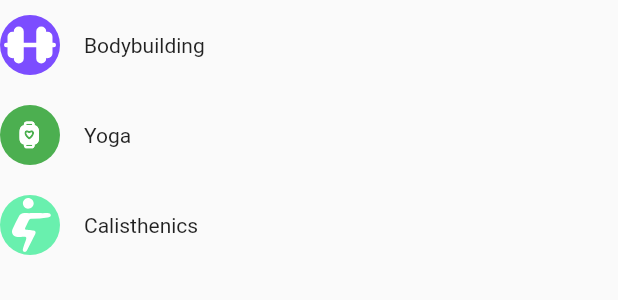
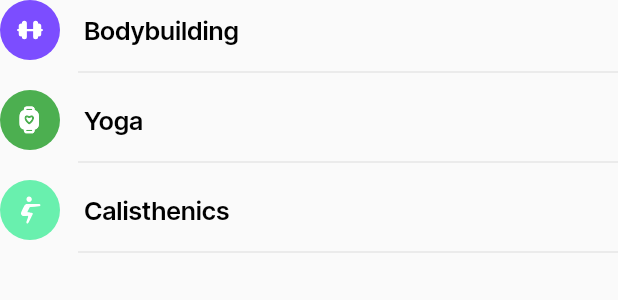
Before and after one commit to PiotrKlis/perso, a Flutter app: the PersoTrainingCategoryList widget shown alone on an empty page, opened directly, on a phone screen of 412 x 824 dp. Shown: the top 300 px of the screen. Run offline on Flutter 3.47's test engine with Material 2 defaults, Android fonts, the phone set to English and light mode, and no system bars; drawn by our look-alikes of flutter_platform_widgets; our stand-ins replace flutter_svg, freezed_annotation, get_it, go_router, injectable; generated files the repository leaves out were written again.

Commit message:
categories finished

```diff
--- a/lib/app/home/home_screen.dart
+++ b/lib/app/home/home_screen.dart
@@ -58,7 +58,7 @@ class HomeScreen extends StatelessWidget {
             ),
           ),
           Container(
-              margin: const EdgeInsets.only(left: Dimens.normalMargin),
+              margin: const EdgeInsets.only(left: Dimens.normalMargin, top: Dimens.bigMargin),
               child: const PersoTrainingCategoryList(rowNumber: Constants.trainingCategoryShortListNumber)),
           SizedBox(
             height: 300,
--- a/lib/app/model/training_category/training_category.dart
+++ b/lib/app/model/training_category/training_category.dart
@@ -1,4 +1,5 @@
 import 'package:Perso/app/model/training_category/training_category_icon.dart';
+import 'package:Perso/app/utils/theme_text.dart';
 import 'package:Perso/app/widgets/perso_training_category_icon.dart';
 import 'package:flutter/material.dart';
 import 'package:flutter_svg/flutter_svg.dart';
@@ -17,43 +18,50 @@ List<TrainingCategory> dummyTrainingCategories = [
   TrainingCategory(
       persoCategoryIcon: PersoTrainingCategoryIcon(
           trainingCategoryIcon: TrainingCategoryIcon(
-              icon: SvgPicture.asset("assets/images/bodybuilding.svg"),
+              icon: SvgPicture.asset("assets/images/bodybuilding.svg",
+                  fit: BoxFit.none),
               color: Colors.deepPurpleAccent)),
-      text: const Text("Bodybuilding")),
+      text: Text("Bodybuilding", style: ThemeText.bodyBoldBlackText)),
   TrainingCategory(
       persoCategoryIcon: PersoTrainingCategoryIcon(
           trainingCategoryIcon: TrainingCategoryIcon(
-              icon: SvgPicture.asset("assets/images/yoga.svg", fit: BoxFit.none),
+              icon:
+                  SvgPicture.asset("assets/images/yoga.svg", fit: BoxFit.none),
               color: Colors.green)),
-      text: const Text("Yoga")),
+      text: Text("Yoga", style: ThemeText.bodyBoldBlackText)),
   TrainingCategory(
       persoCategoryIcon: PersoTrainingCategoryIcon(
           trainingCategoryIcon: TrainingCategoryIcon(
-              icon: SvgPicture.asset("assets/images/calisthenics.svg"),
+              icon: SvgPicture.asset("assets/images/calisthenics.svg",
+                  fit: BoxFit.none),
               color: Colors.greenAccent)),
-      text: const Text("Calisthenics")),
+      text: Text("Calisthenics", style: ThemeText.bodyBoldBlackText)),
   TrainingCategory(
       persoCategoryIcon: PersoTrainingCategoryIcon(
           trainingCategoryIcon: TrainingCategoryIcon(
-              icon: SvgPicture.asset("assets/images/cardio.svg"),
+              icon: SvgPicture.asset("assets/images/cardio.svg",
+                  fit: BoxFit.none),
               color: Colors.blue)),
-      text: const Text("Cardio")),
+      text: Text("Cardio", style: ThemeText.bodyBoldBlackText)),
   TrainingCategory(
       persoCategoryIcon: PersoTrainingCategoryIcon(
           trainingCategoryIcon: TrainingCategoryIcon(
-              icon: SvgPicture.asset("assets/images/endurance.svg"),
+              icon: SvgPicture.asset("assets/images/endurance.svg",
+                  fit: BoxFit.none),
               color: Colors.orange)),
-      text: const Text("Endurance")),
+      text: Text("Endurance", style: ThemeText.bodyBoldBlackText)),
   TrainingCategory(
       persoCategoryIcon: PersoTrainingCategoryIcon(
           trainingCategoryIcon: TrainingCategoryIcon(
-              icon: SvgPicture.asset("assets/images/gymnastics.svg"),
+              icon: SvgPicture.asset("assets/images/gymnastics.svg",
+                  fit: BoxFit.none),
               color: Colors.yellow)),
-      text: const Text("Gymnastics")),
+      text: Text("Gymnastics", style: ThemeText.bodyBoldBlackText)),
   TrainingCategory(
       persoCategoryIcon: PersoTrainingCategoryIcon(
           trainingCategoryIcon: TrainingCategoryIcon(
-              icon: SvgPicture.asset("assets/images/crossfit.svg"),
+              icon: SvgPicture.asset("assets/images/crossfit.svg",
+                  fit: BoxFit.none),
               color: Colors.pinkAccent)),
-      text: const Text("Crossfit")),
+      text: Text("Crossfit", style: ThemeText.bodyBoldBlackText)),
 ];
--- a/lib/app/utils/dimens.dart
+++ b/lib/app/utils/dimens.dart
@@ -3,6 +3,7 @@ class Dimens {
   static const double smallMargin = 8.0;
   static const double normalMargin = 16.0;
   static const double bigMargin = 24.0;
+  static const double hugeMargin = 52.0;
 
   static const double accountIconSize = 40.0;
   static const double noElevation = 0.0;
--- a/lib/app/utils/theme_text.dart
+++ b/lib/app/utils/theme_text.dart
@@ -35,14 +35,6 @@ class ThemeText {
       height: 1.2,
       letterSpacing: -0.7,
       fontWeight: FontWeight.w700);
-
-  static TextStyle headingBold = TextStyle(
-      fontFamily: fontFamilyName,
-      color: Colors.black,
-      fontSize: 17.0,
-      height: 1.35,
-      letterSpacing: -0.4,
-      fontWeight: FontWeight.w600);
 
   static TextStyle subHeadingBold = TextStyle(
       fontFamily: fontFamilyName,
--- a/lib/app/widgets/perso_training_category_list.dart
+++ b/lib/app/widgets/perso_training_category_list.dart
@@ -14,12 +14,20 @@ class PersoTrainingCategoryList extends StatelessWidget {
             .take(rowNumber)
             .map((category) => SizedBox(
                   height: Dimens.trainingCategoryRowHeight,
-                  child: Row(
+                  child: Column(
                     children: [
-                      category.persoCategoryIcon,
+                      Row(
+                        children: [
+                          category.persoCategoryIcon,
+                          Container(
+                              margin: const EdgeInsets.only(
+                                  left: Dimens.normalMargin),
+                              child: category.text)
+                        ],
+                      ),
                       Container(
-                          margin: const EdgeInsets.only(left: Dimens.normalMargin),
-                          child: category.text)
+                          margin: const EdgeInsets.only(left: Dimens.hugeMargin),
+                          child: const Divider())
                     ],
                   ),
                 ))
```
